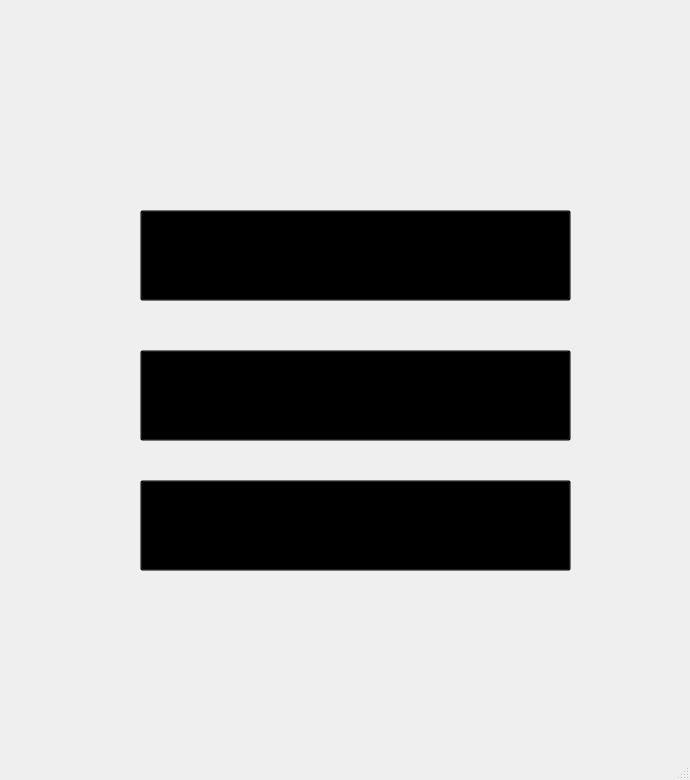
This is videojuego.ui in juanm16alvarezc/Proyecto_Final as Qt 5 draws it before an edit. The edited form follows.
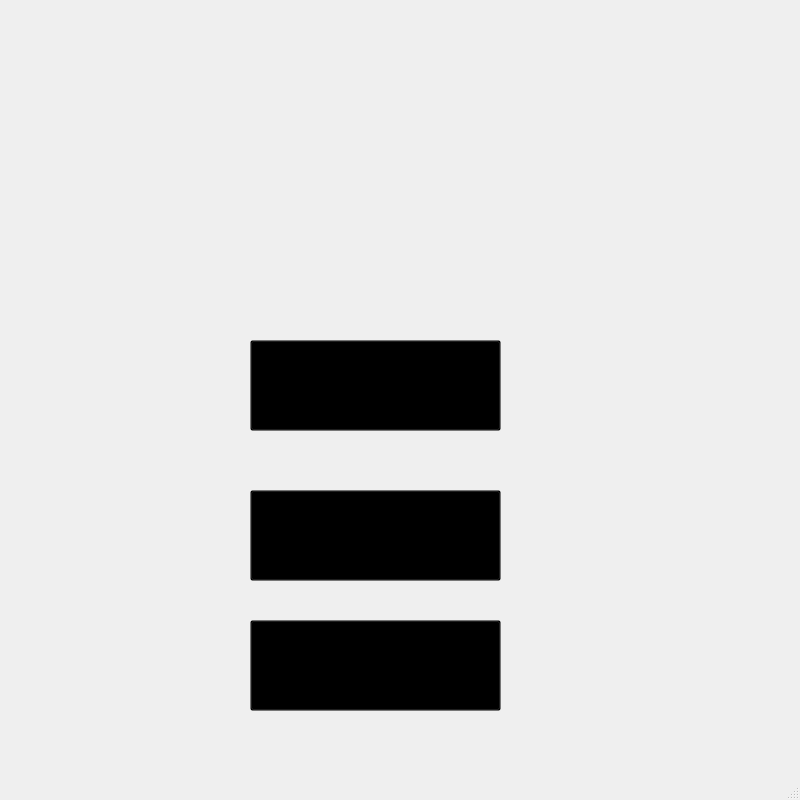
This is the edited form.

What changed in the file:
```diff
--- a/videojuego.ui
+++ b/videojuego.ui
@@ -9,8 +9,8 @@
    <rect>
     <x>0</x>
     <y>0</y>
-    <width>690</width>
-    <height>780</height>
+    <width>800</width>
+    <height>800</height>
    </rect>
   </property>
   <property name="windowTitle">
@@ -23,9 +23,9 @@
    <widget class="QPushButton" name="nivel1Button">
     <property name="geometry">
      <rect>
-      <x>140</x>
-      <y>210</y>
-      <width>431</width>
+      <x>250</x>
+      <y>340</y>
+      <width>251</width>
       <height>91</height>
      </rect>
     </property>
@@ -39,9 +39,9 @@
    <widget class="QPushButton" name="nivel2Button">
     <property name="geometry">
      <rect>
-      <x>140</x>
-      <y>350</y>
-      <width>431</width>
+      <x>250</x>
+      <y>490</y>
+      <width>251</width>
       <height>91</height>
      </rect>
     </property>
@@ -55,9 +55,9 @@
    <widget class="QPushButton" name="salirButton">
     <property name="geometry">
      <rect>
-      <x>140</x>
-      <y>480</y>
-      <width>431</width>
+      <x>250</x>
+      <y>620</y>
+      <width>251</width>
       <height>91</height>
      </rect>
     </property>
@@ -71,10 +71,10 @@
    <widget class="QLabel" name="label">
     <property name="geometry">
      <rect>
-      <x>60</x>
+      <x>0</x>
       <y>0</y>
-      <width>611</width>
-      <height>741</height>
+      <width>801</width>
+      <height>781</height>
      </rect>
     </property>
     <property name="styleSheet">
```
Left out of the diff: 2 changed lines with no effect on the pictures.
